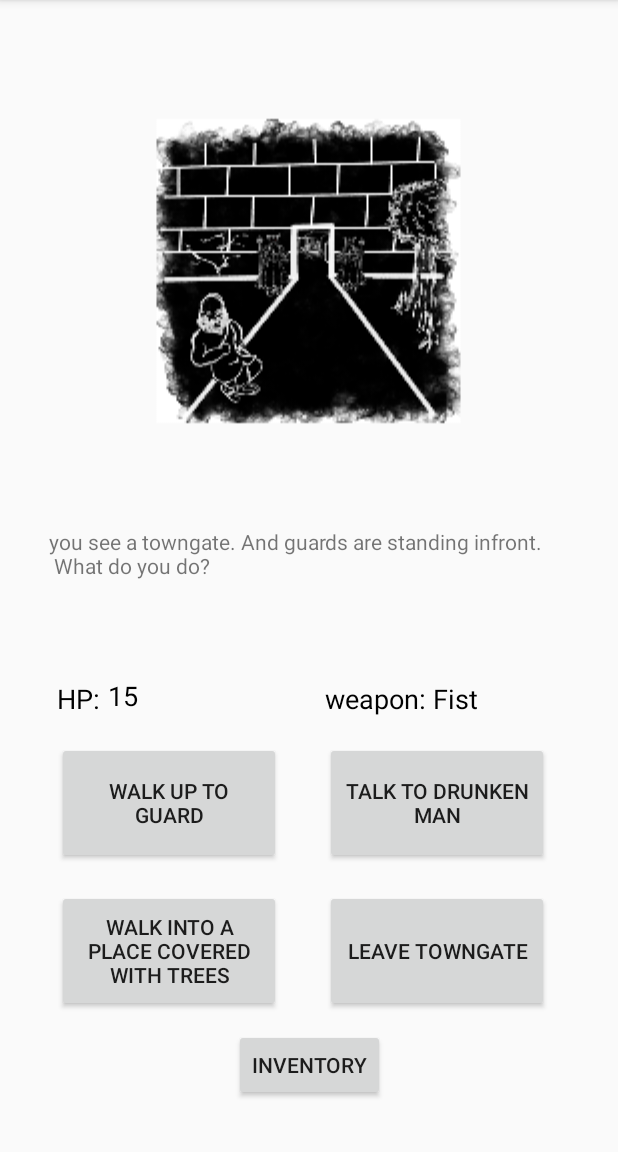
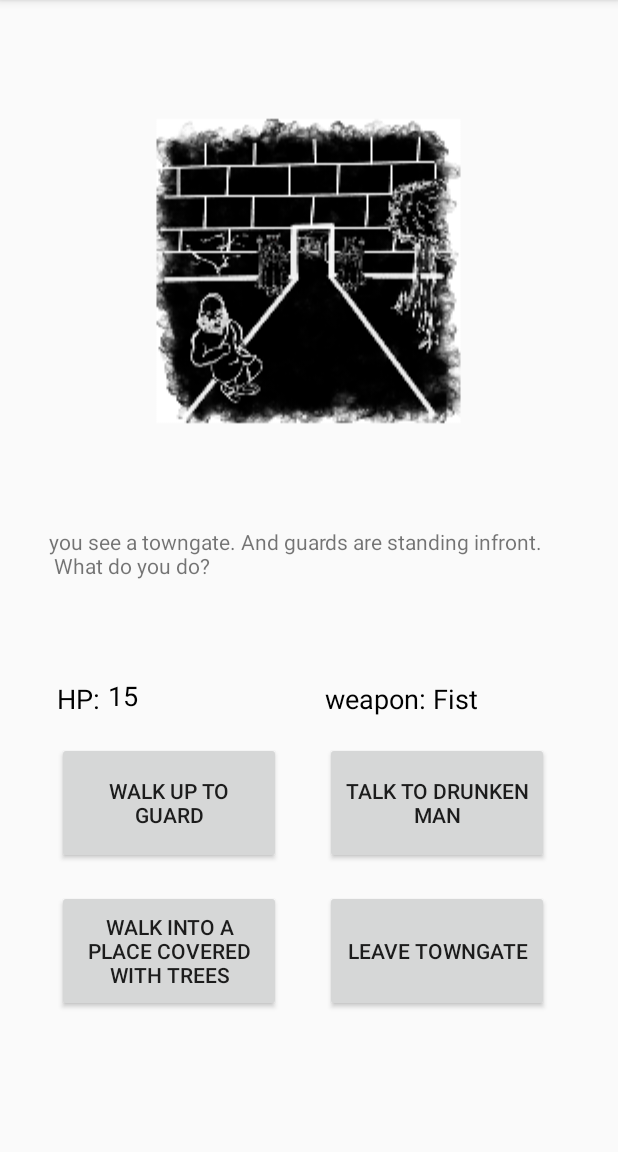
Before and after one commit to JaredSullin/Tartarus, an Android app: the Main2Activity screen opened directly, with no data from a screen before it, on a phone screen of 412 x 824 dp, the part 84-1236 px from its top. Run offline under Robolectric (Android 15) with nearby library versions, the phone set to English and light mode, and no system bars.

Commit message:
finish adding in the save and new game restart

```diff
--- a/src/main/AndroidManifest.xml
+++ b/src/main/AndroidManifest.xml
@@ -9,7 +9,6 @@
         android:roundIcon="@mipmap/ic_launcher_round"
         android:supportsRtl="true"
         android:theme="@style/AppTheme">
-        <activity android:name=".Main3Activity"></activity>
         <activity android:name=".Main2Activity" />
         <activity android:name=".MainActivity">
             <intent-filter>
--- a/src/main/java/com/example/tartarus/Main2Activity.java
+++ b/src/main/java/com/example/tartarus/Main2Activity.java
@@ -11,25 +11,24 @@ import android.widget.ImageView;
 import android.widget.TextView;
 import android.widget.Toast;
 
-import java.io.FileNotFoundException;
-import java.io.FileOutputStream;
-import java.io.IOException;
-import java.util.ArrayList;
+import weapon.fist_Weapon;
+import weapon.knife_Weapon;
+import weapon.rapier_Weapon;
+import weapon.sword_Weapon;
 
 public class Main2Activity extends AppCompatActivity {
 
     MainActivity m3;
     TextView hpNumber, weaponName, mainAreaText;
-    Button action1, action2, action3, action4, inventory;
+    Button action1, action2, action3, action4;
     ImageView storyImage;
 
     Story story = new Story(this);
 
     private final String SHARED_PREFS = "shared preferences";
-    String HP = "text";
+
+    String HP = "Healthpoints";
     String WEAPON = "weapon";
-
-
 
 
     @Override
@@ -37,13 +36,11 @@ public class Main2Activity extends AppCompatActivity {
         super.onCreate(savedInstanceState);
         setContentView(R.layout.activity_main2);
 
-
         storyImage = findViewById(R.id.storyImage);
         hpNumber = findViewById(R.id.hpNumber);
         weaponName = findViewById(R.id.weapon);
         mainAreaText = findViewById(R.id.mainTextArea);
 
-        inventory = findViewById(R.id.inventoryButton);
 
         action1 = findViewById(R.id.action1);
         action2 = findViewById(R.id.Continuing);
@@ -52,15 +49,10 @@ public class Main2Activity extends AppCompatActivity {
 
 
         story.startup();
+        loadData();
         story.townGate();
 
-        inventory.setOnClickListener(new View.OnClickListener() {
-            @Override
-            public void onClick(View v) {
 
-                goToInventory();
-            }
-        });
 
         action1.setOnClickListener(new View.OnClickListener() {
             @Override
@@ -134,13 +126,6 @@ public class Main2Activity extends AppCompatActivity {
         startActivity(titleScreen);
     }
 
-    public void goToInventory(){
-
-        Intent InventoryScreen = new Intent(this, Main3Activity.class);
-
-        startActivity(InventoryScreen);
-
-    }
 
     public void saveing() {
 
@@ -148,12 +133,12 @@ public class Main2Activity extends AppCompatActivity {
         SharedPreferences sharedPreferences = getSharedPreferences(SHARED_PREFS, MODE_PRIVATE);
         SharedPreferences.Editor editor = sharedPreferences.edit();
 
-        editor.putInt(HP, story.player.hp);
+        editor.putString(HP, String.valueOf(story.player.hp));
         editor.putString(WEAPON, story.player.currentWeapon.name);
 
 
+
         editor.apply();
-        editor.commit();
 
         Toast.makeText(this, "Data saved", Toast.LENGTH_SHORT).show();
     }
@@ -163,12 +148,45 @@ public class Main2Activity extends AppCompatActivity {
         SharedPreferences sharedPreferences = getSharedPreferences(SHARED_PREFS, MODE_PRIVATE);
 
         if (sharedPreferences.contains(HP)) {
-            hpNumber.setText(sharedPreferences.getInt(HP, 15));
+           hpNumber.setText(sharedPreferences.getString(HP, "15"));
+           story.player.hp = Integer.parseInt(hpNumber.getText().toString());
+
+
         }
         if(sharedPreferences.contains(WEAPON)){
-            weaponName.setText(sharedPreferences.getString(WEAPON, ""));
+            weaponName.setText(sharedPreferences.getString(WEAPON, "Fist"));
+            story.player.currentWeapon.name = weaponName.getText().toString();
         }
+
+        if(story.player.currentWeapon.name.equalsIgnoreCase("rapier")){
+            story.player.currentWeapon = new rapier_Weapon();
+            weaponName.setText(story.player.currentWeapon.name);
+        }
+        else if(story.player.currentWeapon.name.equalsIgnoreCase("knife")){
+            story.player.currentWeapon = new knife_Weapon();
+            weaponName.setText(story.player.currentWeapon.name);
+        }
+        else if(story.player.currentWeapon.name.equalsIgnoreCase("sword")){
+            story.player.currentWeapon = new sword_Weapon();
+            weaponName.setText(story.player.currentWeapon.name);
+        }
+        else if(story.player.currentWeapon.name.equalsIgnoreCase("fist")){
+            story.player.currentWeapon = new fist_Weapon();
+            weaponName.setText(story.player.currentWeapon.name);
+        }
+
+
+    }
+
+    public void newGame(){
+
+        SharedPreferences sharedPreferences = getSharedPreferences(SHARED_PREFS, MODE_PRIVATE);
+
+        sharedPreferences.edit().clear().commit();
+
+
     }
 
 
+
 }
--- a/src/main/java/com/example/tartarus/Story.java
+++ b/src/main/java/com/example/tartarus/Story.java
@@ -27,16 +27,14 @@ import weapon.sword_Weapon;
 public class Story {
 
     Main2Activity gs;
-    Main3Activity is;
 
     Player player = new Player();
-    Supermonster monster;
     slime_Monster monster1 = new slime_Monster();
     lizardMan_Monster monster2 = new lizardMan_Monster();
 
     String nextAction1, nextAction2, nextAction3, nextAction4;
-    private static final String FILE_NAME = "/Users/rezrubin/AndroidStudioProjects/Tartarus/app/src/main/java/savedata.dat";
 
+    int restart = MainActivity.restart;
     int bronzering = 0;
     int silverRing= 0;
     int killedPeople = 0;
@@ -54,6 +52,9 @@ public class Story {
             gs.hpNumber.setText("" + player.hp);
             gs.weaponName.setText(player.currentWeapon.name);
 
+            if(restart == 1){
+               gs.newGame();
+            }
     }
 
 
@@ -114,6 +115,8 @@ public class Story {
     }
 
     public void townGate(){
+
+
 
         if(player.currentWeapon.damage > 16){
             gs.mainAreaText.setText("you see a towngate. And guards are standing infront. \n What do you do?");
@@ -693,9 +696,6 @@ public class Story {
             nextAction3 = "";
             nextAction4 = "";
 
-            is.invbutton1.setText("");
-            is.invbutton2.setText("potion");
-
         }
     }
 
--- a/src/main/java/weapon/rapier_Weapon.java
+++ b/src/main/java/weapon/rapier_Weapon.java
@@ -5,6 +5,5 @@ public class rapier_Weapon extends SuperWeapon{
     public  rapier_Weapon(){
         name = "Rapier";
         damage = 19;
-
     }
 }
--- a/src/main/res/layout/activity_main.xml
+++ b/src/main/res/layout/activity_main.xml
@@ -23,14 +23,14 @@
         android:id="@+id/Continuing"
         android:layout_width="327dp"
         android:layout_height="64dp"
-        android:text="Continue"
+        android:text="restart"
         android:textSize="24sp"
         app:layout_constraintBottom_toBottomOf="parent"
         app:layout_constraintEnd_toEndOf="parent"
         app:layout_constraintStart_toStartOf="parent"
         app:layout_constraintTop_toTopOf="parent"
         app:layout_constraintVertical_bias="0.836"
-        tools:text="Continue" />
+        tools:text="restart" />
 
     <TextView
         android:id="@+id/title"
--- a/src/main/res/layout/activity_main2.xml
+++ b/src/main/res/layout/activity_main2.xml
@@ -138,15 +138,4 @@
         app:layout_constraintVertical_bias="0.132"
         app:srcCompat="@drawable/slime_liquid_monster_vector_illustration_260nw_1191848812" />
 
-    <Button
-        android:id="@+id/inventoryButton"
-        android:layout_width="wrap_content"
-        android:layout_height="wrap_content"
-        android:text="inventory"
-        app:layout_constraintBottom_toBottomOf="parent"
-        app:layout_constraintEnd_toEndOf="parent"
-        app:layout_constraintStart_toStartOf="parent"
-        app:layout_constraintTop_toTopOf="parent"
-        app:layout_constraintVertical_bias="0.953" />
-
 </androidx.constraintlayout.widget.ConstraintLayout>
```
Also changed, not shown: src/main/java/Inventory/SuperItem.java (deleted, +0 -9 lines), src/main/java/Inventory/emptyItem.java (deleted, +0 -9 lines), src/main/java/Inventory/potionItem.java (deleted, +0 -9 lines), src/main/java/com/example/tartarus/Main3Activity.java (deleted, +0 -127 lines), src/main/java/com/example/tartarus/MainActivity.java (+7 -1 lines), src/main/res/layout/activity_main3.xml (deleted, +0 -107 lines), 1 other file.
